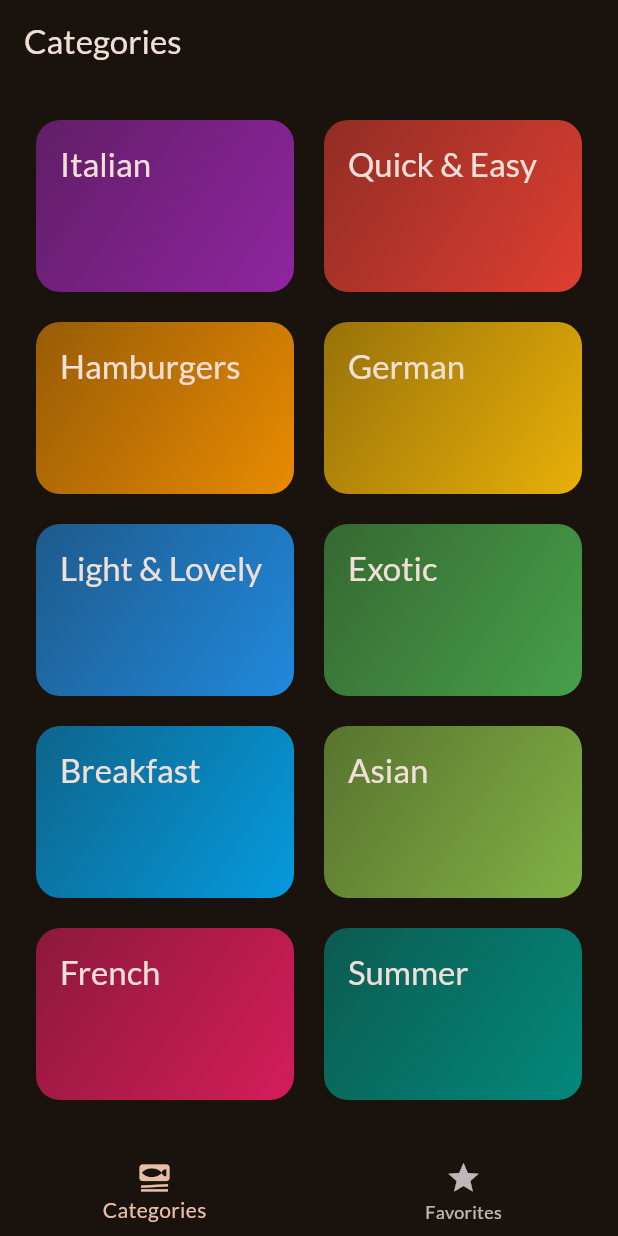
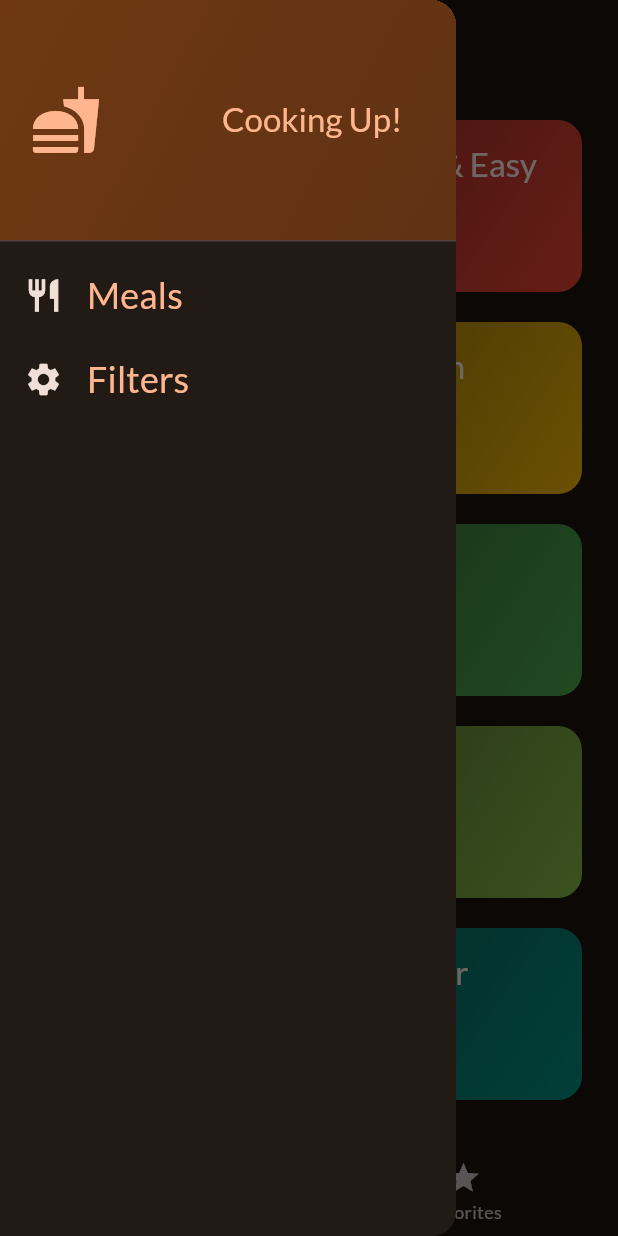
Before and after one commit to keshk26/meals_app, a Flutter app: the screen it shows after launch, with the side drawer open (before the commit the screen has no drawer), on a phone screen of 412 x 824 dp. Run offline on Flutter 3.47's test engine with Material 3 defaults, Android fonts, the phone set to English and light mode, and no system bars; our stand-ins replace google_fonts, transparent_image.

Commit message:
add meals filter for different diets

```diff
--- a/lib/screens/categories.dart
+++ b/lib/screens/categories.dart
@@ -7,12 +7,13 @@ import 'package:meals_app/widgets/category_gird_item.dart';
 import 'package:meals_app/models/category.dart';
 
 class CategoriesScreen extends StatelessWidget {
-  const CategoriesScreen({ super.key, required this.onToggleFavorite });
+  const CategoriesScreen({ super.key, required this.onToggleFavorite, required this.availableMeals });
 
   final void Function(Meal meal) onToggleFavorite;
+  final List<Meal> availableMeals;
 
   void _selectCategory(BuildContext context, Category category) {
-    final meals = dummyMeals
+    final meals = availableMeals
         .where((meal) => meal.categories.contains(category.id))
         .toList();
 
--- a/lib/screens/tabs.dart
+++ b/lib/screens/tabs.dart
@@ -1,8 +1,18 @@
 
 import 'package:flutter/material.dart';
+import 'package:meals_app/data/dummy_data.dart';
 import 'package:meals_app/models/meal.dart';
 import 'package:meals_app/screens/categories.dart';
+import 'package:meals_app/screens/filters.dart';
 import 'package:meals_app/screens/meals.dart';
+import 'package:meals_app/widgets/main_drawer.dart';
+
+const kInitialFilters = {
+  Filter.glutenFree: false,
+  Filter.lactoseFree: false,
+  Filter.vegetarian: false,
+  Filter.vegan: false
+};
 
 class TabsScreen extends StatefulWidget {
   const TabsScreen({ super.key });
@@ -16,6 +26,7 @@ class TabsScreen extends StatefulWidget {
 class _TabsScreenState extends State<TabsScreen> {
   int _selectedPageIndex = 0;
   final List <Meal> _favoriteMeals = [];
+  Map<Filter, bool> _selectedFilters = kInitialFilters;
 
   void _showInfoMessage(String message) {
     ScaffoldMessenger.of(context).clearSnackBars();
@@ -46,10 +57,40 @@ class _TabsScreenState extends State<TabsScreen> {
     });
   }
 
+  void _setScreen(String identifier) async {
+    Navigator.of(context).pop();
+    if (identifier == 'filters') {
+     final result = await Navigator.of(context).push<Map<Filter, bool>>(
+        MaterialPageRoute(builder: (ctx) => FiltersScreen(currentFilter: _selectedFilters))
+      );
+      setState(() {
+        _selectedFilters = result ?? kInitialFilters;
+      });
+    }
+  }
 
   @override
   Widget build(BuildContext context) {
-    Widget activePage = CategoriesScreen(onToggleFavorite: _toggleFavoriteMeal);
+    final availableMeals = dummyMeals.where((meal) {
+      if (_selectedFilters[Filter.glutenFree]! && !meal.isGlutenFree) {
+        return false;
+      }
+      if (_selectedFilters[Filter.lactoseFree]! && !meal.isLactoseFree) {
+        return false;
+      }
+      if (_selectedFilters[Filter.vegetarian]! && !meal.isVegetarian) {
+        return false;
+      }
+      if (_selectedFilters[Filter.vegan]! && !meal.isVegan) {
+        return false;
+      }
+      return true;
+  }).toList();
+
+    Widget activePage = CategoriesScreen(
+      onToggleFavorite: _toggleFavoriteMeal,
+      availableMeals: availableMeals
+    );
     var activePageTitle = 'Categories';
 
     if (_selectedPageIndex == 1) {
@@ -64,6 +105,7 @@ class _TabsScreenState extends State<TabsScreen> {
       appBar: AppBar(
         title: Text(activePageTitle),
       ),
+      drawer: MainDrawer(onSelectScreen: _setScreen),
       body: activePage,
       bottomNavigationBar: BottomNavigationBar(
         onTap: _selectPage,
--- /dev/null
+++ b/lib/widgets/main_drawer.dart
@@ -0,0 +1,71 @@
+
+import 'package:flutter/material.dart';
+
+class MainDrawer extends StatelessWidget {
+  const MainDrawer({ super.key, required this.onSelectScreen });
+
+  final void Function(String identifier) onSelectScreen;
+
+  @override
+  Widget build(BuildContext context) {
+    return Drawer(
+      child: Column(children: [
+        DrawerHeader(
+          padding: EdgeInsets.all(20),
+          decoration: BoxDecoration(
+            gradient: LinearGradient(
+              colors: [
+                Theme.of(context).colorScheme.primaryContainer,
+                Theme.of(context).colorScheme.primaryContainer.withValues(alpha: 0.8)
+              ],
+              begin: Alignment.topLeft,
+              end: Alignment.bottomRight
+          )
+          ),
+          child: Row(
+            children: [
+              Icon(Icons.fastfood, size: 48, color: Theme.of(context).colorScheme.primary),
+              SizedBox(width: 80),
+              Text(
+                'Cooking Up!',
+                style: Theme.of(context).textTheme.titleLarge!.copyWith(
+                  color: Theme.of(context).colorScheme.primary
+                )
+              )
+            ],
+          ),
+        ),
+        ListTile(
+          leading: Icon(
+            Icons.restaurant,
+            size: 26,
+            color: Theme.of(context).colorScheme.onSurface
+          ),
+          title: Text(
+            'Meals',
+             style: Theme.of(context).textTheme.titleSmall!.copyWith(
+                color: Theme.of(context).colorScheme.primary,
+                fontSize: 24
+             )
+          ),
+          onTap: () => onSelectScreen('meals'),
+        ),
+                ListTile(
+          leading: Icon(
+            Icons.settings,
+            size: 26,
+            color: Theme.of(context).colorScheme.onSurface
+          ),
+          title: Text(
+            'Filters',
+             style: Theme.of(context).textTheme.titleSmall!.copyWith(
+                color: Theme.of(context).colorScheme.primary,
+                fontSize: 24
+             )
+          ),
+          onTap: () => onSelectScreen('filters'),
+        )
+      ],),
+    );
+  }
+}
```
Also changed, not shown: lib/screens/filters.dart (added, +141 -0 lines).
